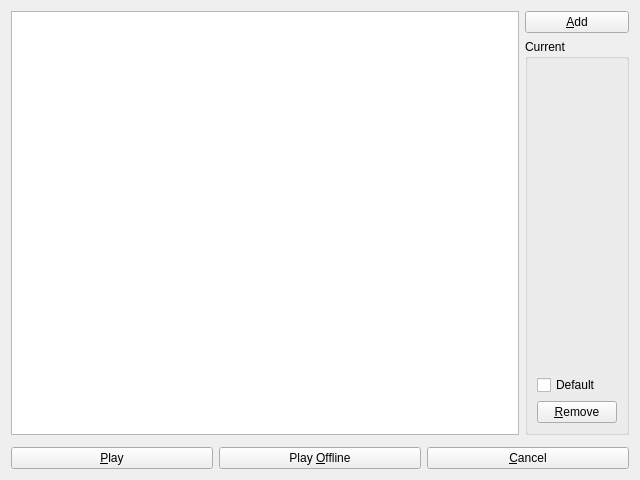
Above: application/widgets/AccountsWidget.ui from les2667/MultiMC5 before the change. Below: the same form after it.
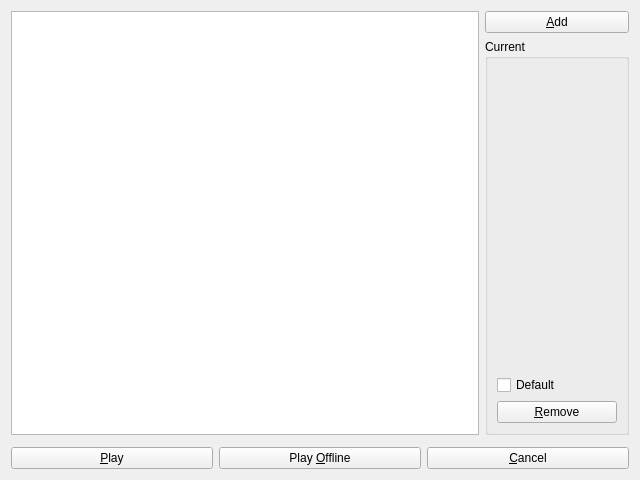
That is the form after the change. Custom widgets are drawn as their Qt base class.

Commit message: NOISSUE fix a bunch of UI and logic issues in multiauth

What changed in the file:
```diff
--- a/application/widgets/AccountsWidget.ui
+++ b/application/widgets/AccountsWidget.ui
@@ -65,6 +65,22 @@
           </property>
          </spacer>
         </item>
+        <item>
+         <spacer name="horizontalSpacer">
+          <property name="orientation">
+           <enum>Qt::Horizontal</enum>
+          </property>
+          <property name="sizeType">
+           <enum>QSizePolicy::Fixed</enum>
+          </property>
+          <property name="sizeHint" stdset="0">
+           <size>
+            <width>120</width>
+            <height>0</height>
+           </size>
+          </property>
+         </spacer>
+        </item>
         <item>
          <widget class="QCheckBox" name="globalDefaultBtn">
           <property name="text">
```
The commit also changes 4 other files.
